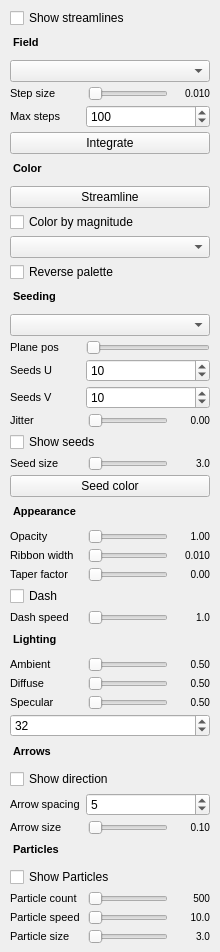
thermeng/SciRender, file src/ui/streamlines_page.ui: the form before one commit.
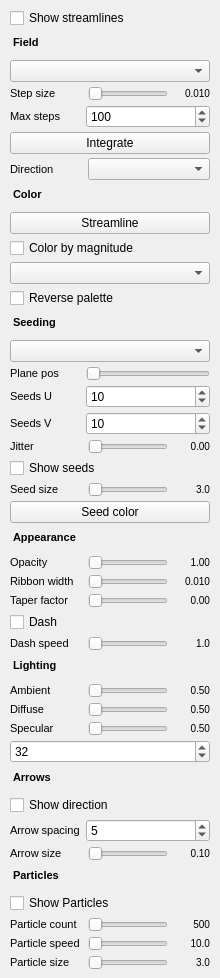
The form after the commit.

Commit message: Expose streamline integration direction and fix both-mode connection

What changed in the file:
```diff
--- a/src/ui/streamlines_page.ui
+++ b/src/ui/streamlines_page.ui
@@ -132,6 +132,29 @@
      </property>
     </widget>
    </item>
+    <item>
+     <widget class="QWidget" name="directionRow">
+      <layout class="QHBoxLayout" name="directionLayout">
+       <property name="spacing"><number>6</number></property>
+       <property name="leftMargin"><number>0</number></property>
+       <property name="topMargin"><number>0</number></property>
+       <property name="rightMargin"><number>0</number></property>
+       <property name="bottomMargin"><number>0</number></property>
+       <item>
+        <widget class="QLabel" name="directionLabel">
+         <property name="text"><string>Direction</string></property>
+         <property name="minimumSize"><size><width>72</width><height>0</height></size></property>
+         <property name="maximumSize"><size><width>72</width><height>16777215</height></size></property>
+         <property name="styleSheet"><string notr="true">font-size: 11px; </string></property>
+         <property name="alignment"><set>Qt::AlignLeft|Qt::AlignVCenter</set></property>
+        </widget>
+       </item>
+       <item>
+        <widget class="QComboBox" name="streamlineDirectionCombo"/>
+       </item>
+      </layout>
+     </widget>
+    </item>
    <item>
     <widget class="QLabel" name="colorHeader">
      <property name="text">
```
Lines whose indentation alone changed are shown as unchanged. The commit also changes 8 other files.
